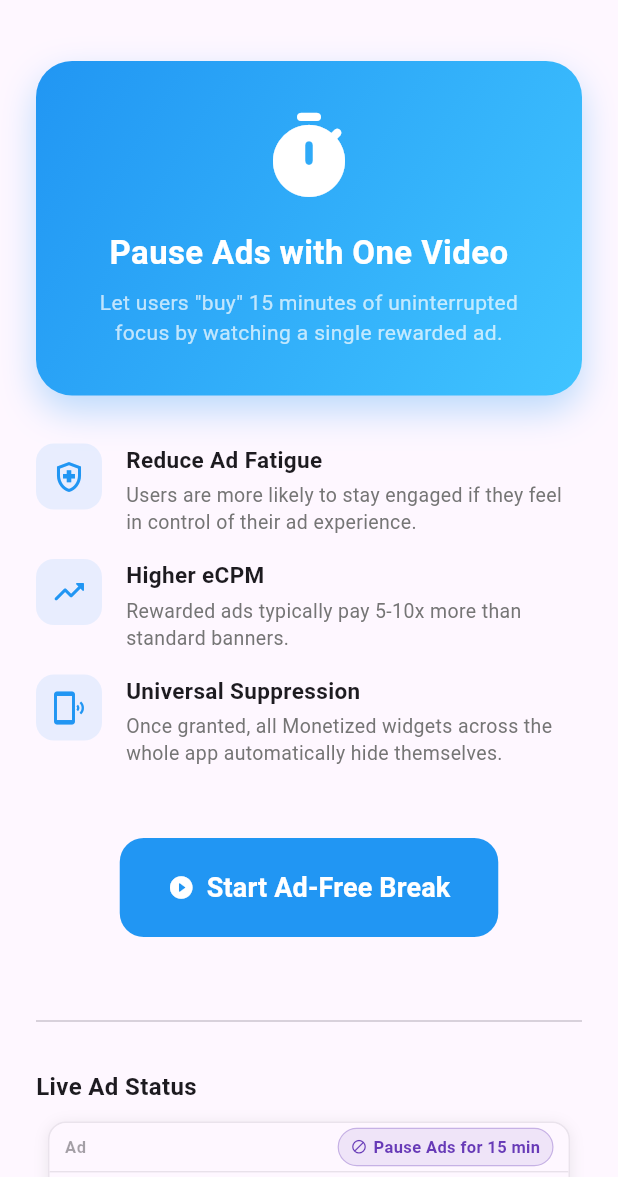
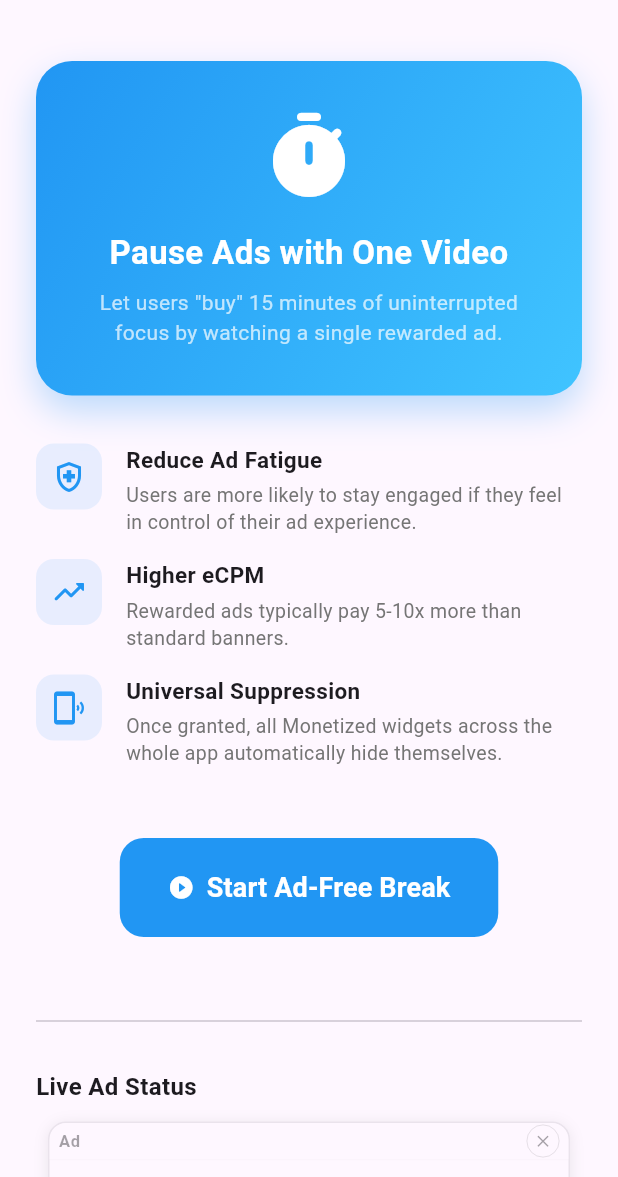
Before and after one commit to stfleurs/monetix_flutter, a Flutter app: the RewardedBreakScreen screen opened directly, on a phone screen of 412 x 824 dp, the part 59-1236 px from its top. Run offline on Flutter 3.47's test engine with Material 3 defaults, Android fonts, the phone set to English and light mode, and no system bars; our stand-ins replace connectivity_plus, google_mobile_ads, shared_preferences; accounts and stored records are empty; network calls fail.

Commit message:
feat(ui): Redesign ad header with minimal dismiss button and configurable pill style
- Replace full pill with subtle circular ⓧ as default dismiss button
- Add usePauseAdsPill config option to revert to explicit pill style
- Reduce header height from 32 to 24 with tighter horizontal padding
- Soften divider opacity from 0.4/0.5 to 0.08
- Fix native ad infinite-size layout error by wrapping AdWidget in SizedBox
- Add pill/style toggle to debug panel
- Pass usePauseAdsPill through MonetixFacade.bootstrap/initialize

```diff
--- a/example/lib/providers/revenue_cat_ad_status_provider.dart
+++ b/example/lib/providers/revenue_cat_ad_status_provider.dart
@@ -56,12 +56,14 @@ class DebugAdConfig extends ChangeNotifier implements IAdConfigProvider {
   bool _adsEnabled = true;
   bool _simulateNativeFailure = false;
   bool _enableRewardedBreak = true;
+  bool _usePauseAdsPill = false;
   final String _bannerId = 'ca-app-pub-3940256099942544/6300978111';
   final String _nativeId = 'ca-app-pub-3940256099942544/2247696110';
 
   @override bool get adsEnabled => _adsEnabled;
   @override bool get simulateNativeFailure => _simulateNativeFailure;
   @override bool get enableRewardedBreak => _enableRewardedBreak;
+  @override bool get usePauseAdsPill => _usePauseAdsPill;
   @override String? get bannerAdUnitId => _bannerId;
   @override String? get nativeAdUnitId => _nativeId;
   String? _interstitialId = 'ca-app-pub-3940256099942544/1033173712';
@@ -91,6 +93,10 @@ class DebugAdConfig extends ChangeNotifier implements IAdConfigProvider {
   void setEnableRewardedBreakForDebug(bool value) =>
       setEnableRewardedBreak(value);
 
+  @override
+  void setUsePauseAdsPillForDebug(bool value) =>
+      setUsePauseAdsPill(value);
+
   void setAdsEnabled(bool value) {
     _adsEnabled = value;
     notifyListeners();
@@ -106,6 +112,11 @@ class DebugAdConfig extends ChangeNotifier implements IAdConfigProvider {
     notifyListeners();
   }
 
+  void setUsePauseAdsPill(bool value) {
+    _usePauseAdsPill = value;
+    notifyListeners();
+  }
+
   @override Duration get rewardAdFreeDuration => const Duration(minutes: 15);
   @override int get maxAdsPerRateLimitWindow => 2;
   @override Duration get rateLimitWindowDuration => const Duration(hours: 1);
--- a/example/lib/screens/home_screen.dart
+++ b/example/lib/screens/home_screen.dart
@@ -91,7 +91,9 @@ class HomeScreen extends StatelessWidget {
               Text(
                 status.isPremium ? 'PREMIUM ACTIVE' : 'FREE VERSION',
                 style: TextStyle(
-                  color: status.isPremium ? Colors.amber.shade800 : Colors.deepPurple,
+                  color: status.isPremium
+                      ? Colors.amber.shade800
+                      : Colors.deepPurple,
                   fontWeight: FontWeight.bold,
                   letterSpacing: 1.2,
                 ),
--- a/lib/src/interfaces/i_ad_config_provider.dart
+++ b/lib/src/interfaces/i_ad_config_provider.dart
@@ -24,8 +24,15 @@ abstract class IAdConfigProvider extends Listenable {
   /// Reward Policy Configuration
   bool get enableRewardedBreak => true;
 
+  /// Show the explicit "Pause Ads" pill in the header instead of the minimal X.
+  /// Default is false (X icon).
+  bool get usePauseAdsPill => false;
+
   /// Debug/testing hook to toggle [enableRewardedBreak] at runtime.
   void setEnableRewardedBreakForDebug(bool value) {}
+
+  /// Debug/testing hook to toggle [usePauseAdsPill] at runtime.
+  void setUsePauseAdsPillForDebug(bool value) {}
 
   Duration get rewardAdFreeDuration => const Duration(minutes: 15);
   int get maxAdsPerRateLimitWindow => 2;
--- a/lib/src/services/monetix_facade.dart
+++ b/lib/src/services/monetix_facade.dart
@@ -223,6 +223,7 @@ class Monetix {
     List<String> testDeviceIds = const [],
     bool adsEnabled = true,
     bool enableRewardedBreak = true,
+    bool usePauseAdsPill = false,
   }) {
     if (_state != MonetixState.uninitialized) return;
 
@@ -233,6 +234,7 @@ class Monetix {
       nativeAdUnitId: nativeId,
       adsEnabled: adsEnabled,
       enableRewardedBreak: enableRewardedBreak,
+      usePauseAdsPill: usePauseAdsPill,
       testDeviceIds: testDeviceIds,
     );
 
@@ -294,6 +296,7 @@ class Monetix {
     List<String> testDeviceIds = const [],
     bool adsEnabled = true,
     bool enableRewardedBreak = true,
+    bool usePauseAdsPill = false,
   }) async {
     if (_state == MonetixState.uninitialized) {
       bootstrap(
@@ -307,6 +310,7 @@ class Monetix {
         testDeviceIds: testDeviceIds,
         adsEnabled: adsEnabled,
         enableRewardedBreak: enableRewardedBreak,
+        usePauseAdsPill: usePauseAdsPill,
       );
     }
 
--- a/lib/src/services/simple_implementations.dart
+++ b/lib/src/services/simple_implementations.dart
@@ -33,6 +33,13 @@ class SimpleAdConfig extends ChangeNotifier implements IAdConfigProvider {
     notifyListeners();
   }
 
+  bool _usePauseAdsPill = false;
+  @override bool get usePauseAdsPill => _usePauseAdsPill;
+  set usePauseAdsPill(bool value) {
+    _usePauseAdsPill = value;
+    notifyListeners();
+  }
+
   @override final int maxAdsPerRateLimitWindow;
   @override final Duration rateLimitWindowDuration;
   @override final Duration cooldownBetweenAdsDuration;
@@ -46,6 +53,7 @@ class SimpleAdConfig extends ChangeNotifier implements IAdConfigProvider {
   @override void setAdsEnabledForDebug(bool value) => adsEnabled = value;
   @override void setSimulateNativeFailureForDebug(bool value) => simulateNativeFailure = value;
   @override void setEnableRewardedBreakForDebug(bool value) => enableRewardedBreak = value;
+  @override void setUsePauseAdsPillForDebug(bool value) => usePauseAdsPill = value;
 
   SimpleAdConfig({
     this.bannerAdUnitId,
@@ -56,6 +64,7 @@ class SimpleAdConfig extends ChangeNotifier implements IAdConfigProvider {
     this.testDeviceIds = const [],
     Duration rewardAdFreeDuration = const Duration(minutes: 15),
     bool enableRewardedBreak = true,
+    bool usePauseAdsPill = false,
     this.maxAdsPerRateLimitWindow = 2,
     this.rateLimitWindowDuration = const Duration(hours: 1),
     this.cooldownBetweenAdsDuration = const Duration(seconds: 35),
@@ -63,6 +72,7 @@ class SimpleAdConfig extends ChangeNotifier implements IAdConfigProvider {
   }) : _adsEnabled = adsEnabled,
        _rewardAdFreeDuration = rewardAdFreeDuration,
        _enableRewardedBreak = enableRewardedBreak,
+       _usePauseAdsPill = usePauseAdsPill,
        _simulateNativeFailure = simulateNativeFailure;
 }
 
--- a/lib/src/widgets/monetized_native_ad.dart
+++ b/lib/src/widgets/monetized_native_ad.dart
@@ -82,8 +82,7 @@ class MonetizedNativeAdState extends State<MonetizedNativeAd>
     try {
       final width = MediaQuery.of(context).size.width.truncate();
       final size =
-          await AdSize.getCurrentOrientationAnchoredAdaptiveBannerAdSize(
-              width);
+          await AdSize.getCurrentOrientationAnchoredAdaptiveBannerAdSize(width);
       if (isSafe && size != null) {
         setState(() => _adaptiveSize = size);
       }
@@ -132,7 +131,8 @@ class MonetizedNativeAdState extends State<MonetizedNativeAd>
     final decision = _currentGate!.evaluateNative();
 
     if (!decision.allowed) {
-      debugPrint('🛡️ [Monetix] Native ad hidden on screen "${widget.screen}" (placement: "${widget.placement}") due to reason: ${decision.reason}');
+      debugPrint(
+          '🛡️ [Monetix] Native ad hidden on screen "${widget.screen}" (placement: "${widget.placement}") due to reason: ${decision.reason}');
     }
 
     if ((_adLoaded || _bannerLoaded) &&
@@ -429,9 +429,9 @@ class MonetizedNativeAdState extends State<MonetizedNativeAd>
       return const SizedBox.shrink();
     }
 
+    final configProvider = Monetix.getConfig(context);
     final statusProvider = Monetix.getStatus(context);
-
-    final configProvider = Monetix.getConfig(context);
+    final usePill = configProvider.usePauseAdsPill;
     final simulateFailure = configProvider.simulateNativeFailure;
     final isMedium = widget.templateType == TemplateType.medium;
 
@@ -441,11 +441,11 @@ class MonetizedNativeAdState extends State<MonetizedNativeAd>
       final colors = Theme.of(context).colorScheme;
 
       return Container(
-        height: 32,
+        height: 24,
         color: colors.surface.withValues(alpha: 0.95),
         child: Row(
           children: [
-            const SizedBox(width: 10),
+            const SizedBox(width: 6),
             Text(
               'Ad',
               style: TextStyle(
@@ -457,12 +457,13 @@ class MonetizedNativeAdState extends State<MonetizedNativeAd>
             ),
             const Spacer(),
             if (showOptOut)
-              GestureDetector(
+              usePill
+                  ? GestureDetector(
                       behavior: HitTestBehavior.opaque,
                       onTap: () => showRewardStatusSheet(context),
                       child: Container(
                         padding: const EdgeInsets.symmetric(
-                      horizontal: 8, vertical: 4),
+                            horizontal: 12, vertical: 4),
                         decoration: BoxDecoration(
                           color: colors.primary.withValues(alpha: 0.1),
                           borderRadius: BorderRadius.circular(20),
@@ -488,8 +489,28 @@ class MonetizedNativeAdState extends State<MonetizedNativeAd>
                           ],
                         ),
                       ),
+                    )
+                  : GestureDetector(
+                      behavior: HitTestBehavior.opaque,
+                      onTap: () => showRewardStatusSheet(context),
+                      child: Container(
+                        width: 22,
+                        height: 22,
+                        decoration: BoxDecoration(
+                          shape: BoxShape.circle,
+                          border: Border.all(
+                            color: colors.onSurface.withValues(alpha: 0.15),
+                            width: 0.5,
                           ),
-            const SizedBox(width: 10),
+                        ),
+                        child: Icon(
+                          Icons.close,
+                          size: 13,
+                          color: colors.onSurface.withValues(alpha: 0.4),
+                        ),
+                      ),
+                    ),
+            const SizedBox(width: 6),
           ],
         ),
       );
@@ -532,12 +553,9 @@ class MonetizedNativeAdState extends State<MonetizedNativeAd>
                 color: Theme.of(context)
                     .colorScheme
                     .outlineVariant
-                    .withValues(alpha: 0.5),
+                    .withValues(alpha: 0.08),
               ),
-              if (compact)
-                SizedBox(height: adHeight, child: child)
-              else
-                child,
+              if (compact) SizedBox(height: adHeight, child: child) else child,
             ],
           ),
         ),
@@ -555,7 +573,15 @@ class MonetizedNativeAdState extends State<MonetizedNativeAd>
         (simulateFailure || _nativeFailed);
 
     if (showNative) {
-      return buildAdWrapper(AdWidget(ad: _nativeAd!));
+      final nativeAdHeight =
+          widget.templateType == TemplateType.small ? 85.0 : 250.0;
+      return buildAdWrapper(
+        SizedBox(
+          width: double.infinity,
+          height: nativeAdHeight,
+          child: AdWidget(ad: _nativeAd!),
+        ),
+      );
     } else if (showBanner) {
       return buildAdWrapper(
         Center(
```
Also changed, not shown: lib/src/widgets/monetix_debug_panel.dart (+31 -0 lines), lib/src/widgets/monetized_banner_ad.dart (+35 -9 lines), 1 other file. Lines whose indentation alone changed are shown as unchanged.
